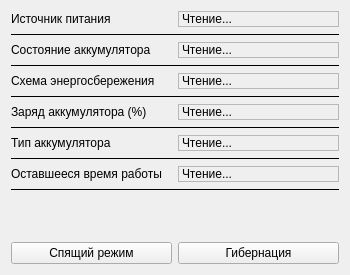
Before: the Qt Designer form src/BatteryInfo/BatteryInfo.ui in ilya-kar/IDCM, drawn with Qt 5.
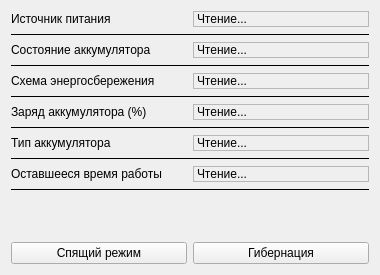
After: the same form once the commit is applied.

Commit message: some changes with width size

```diff
--- a/src/BatteryInfo/BatteryInfo.ui
+++ b/src/BatteryInfo/BatteryInfo.ui
@@ -6,19 +6,19 @@
    <rect>
     <x>0</x>
     <y>0</y>
-    <width>350</width>
+    <width>380</width>
     <height>275</height>
    </rect>
   </property>
   <property name="minimumSize">
    <size>
-    <width>350</width>
+    <width>380</width>
     <height>275</height>
    </size>
   </property>
   <property name="maximumSize">
    <size>
-    <width>350</width>
+    <width>380</width>
     <height>275</height>
    </size>
   </property>
```
